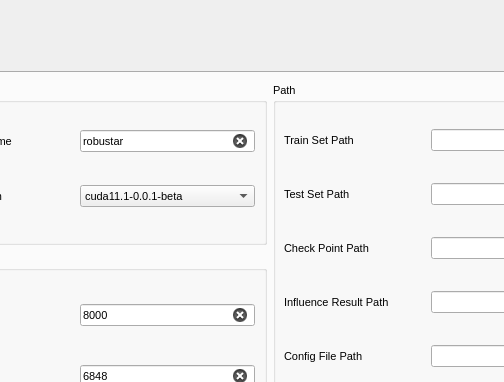
This is launcher/launcher_v2.ui in PaulCCCCCCH/Robustar_implementation as Qt 5 draws it before an edit; both pictures show x 321 to 825 and y 0 to 382 of the 1000 by 850 pixel window. The edited form follows.
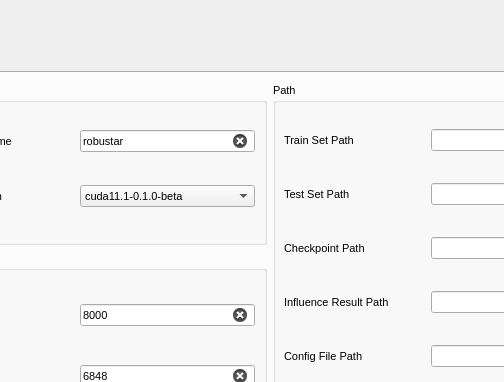
This is the edited form. Icons and pictures are not drawn.

Commit message: launcher updated to support the latest docker version

What changed in the file:
```diff
--- a/launcher/launcher_v2.ui
+++ b/launcher/launcher_v2.ui
@@ -644,14 +644,14 @@
                           </font>
                          </property>
                          <property name="currentText">
-                          <string>cuda11.1-0.0.1-beta</string>
+                          <string>cuda11.1-0.1.0-beta</string>
                          </property>
                          <property name="placeholderText" stdset="0">
                           <string/>
                          </property>
                          <item>
                           <property name="text">
-                           <string>cuda11.1-0.0.1-beta</string>
+                           <string>cuda11.1-0.1.0-beta</string>
                           </property>
                          </item>
                          <item>
@@ -1096,7 +1096,7 @@
                           </font>
                          </property>
                          <property name="text">
-                          <string>Check Point Path</string>
+                          <string>Checkpoint Path</string>
                          </property>
                         </widget>
                        </item>
```
Left out of the diff: 2 changed lines with no effect on the pictures. The commit also changes 1 other file.
